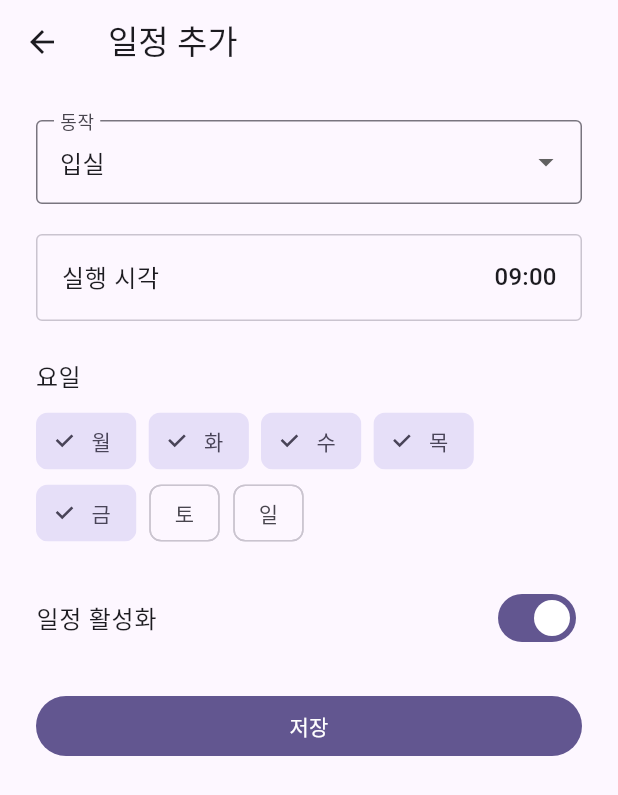
After one commit to dh610/skaka-auto-lms, a Flutter app: the ScheduleEditScreen screen opened directly, on a phone screen of 412 x 824 dp. The commit adds this screen. Shown: the top 795 px of the screen. Run offline on Flutter 3.47's test engine with Material 3 defaults, Android fonts, the phone set to English and light mode, and no system bars; our stand-ins replace app_links, shared_preferences; accounts and stored records are empty; network calls fail.

Commit message:
feat: add attendance schedule management

```diff
--- /dev/null
+++ b/lib/features/schedule/domain/attendance_schedule.dart
@@ -0,0 +1,99 @@
+enum AttendanceAction {
+  checkIn('입실', 'CHECK_IN'),
+  checkOut('퇴실', 'CHECK_OUT'),
+  leave('외출', 'EARLY_LEAVE'),
+  returnFromLeave('복귀', 'RETURN_AFTER_EARLY');
+
+  const AttendanceAction(this.label, this.eventType);
+
+  final String label;
+  final String eventType;
+}
+
+class AttendanceSchedule {
+  const AttendanceSchedule({
+    required this.id,
+    required this.action,
+    required this.hour,
+    required this.minute,
+    required this.weekdays,
+    required this.enabled,
+  });
+
+  factory AttendanceSchedule.fromJson(Map<String, dynamic> json) {
+    return AttendanceSchedule(
+      id: json['id'] as String,
+      action: AttendanceAction.values.byName(json['action'] as String),
+      hour: json['hour'] as int,
+      minute: json['minute'] as int,
+      weekdays: (json['weekdays'] as List<dynamic>).cast<int>().toSet(),
+      enabled: json['enabled'] as bool? ?? true,
+    );
+  }
+
+  final String id;
+  final AttendanceAction action;
+  final int hour;
+  final int minute;
+  final Set<int> weekdays;
+  final bool enabled;
+
+  int get minutesSinceMidnight => hour * 60 + minute;
+
+  String get formattedTime =>
+      '${hour.toString().padLeft(2, '0')}:${minute.toString().padLeft(2, '0')}';
+
+  bool occursOn(DateTime date) => enabled && weekdays.contains(date.weekday);
+
+  AttendanceSchedule copyWith({
+    AttendanceAction? action,
+    int? hour,
+    int? minute,
+    Set<int>? weekdays,
+    bool? enabled,
+  }) {
+    return AttendanceSchedule(
+      id: id,
+      action: action ?? this.action,
+      hour: hour ?? this.hour,
+      minute: minute ?? this.minute,
+      weekdays: weekdays ?? this.weekdays,
+      enabled: enabled ?? this.enabled,
+    );
+  }
+
+  Map<String, dynamic> toJson() => {
+    'id': id,
+    'action': action.name,
+    'hour': hour,
+    'minute': minute,
+    'weekdays': weekdays.toList()..sort(),
+    'enabled': enabled,
+  };
+}
+
+const weekdayLabels = <int, String>{
+  DateTime.monday: '월',
+  DateTime.tuesday: '화',
+  DateTime.wednesday: '수',
+  DateTime.thursday: '목',
+  DateTime.friday: '금',
+  DateTime.saturday: '토',
+  DateTime.sunday: '일',
+};
+
+String formatWeekdays(Set<int> weekdays) {
+  const weekdaysOnly = {
+    DateTime.monday,
+    DateTime.tuesday,
+    DateTime.wednesday,
+    DateTime.thursday,
+    DateTime.friday,
+  };
+  if (weekdays.length == 7) return '매일';
+  if (weekdays.length == 5 && weekdays.containsAll(weekdaysOnly)) return '평일';
+  return weekdayLabels.entries
+      .where((entry) => weekdays.contains(entry.key))
+      .map((entry) => entry.value)
+      .join('·');
+}
--- /dev/null
+++ b/lib/features/schedule/presentation/schedule_edit_screen.dart
@@ -0,0 +1,140 @@
+import 'package:flutter/material.dart';
+
+import '../domain/attendance_schedule.dart';
+
+class ScheduleEditScreen extends StatefulWidget {
+  const ScheduleEditScreen({super.key, this.initialSchedule});
+
+  final AttendanceSchedule? initialSchedule;
+
+  @override
+  State<ScheduleEditScreen> createState() => _ScheduleEditScreenState();
+}
+
+class _ScheduleEditScreenState extends State<ScheduleEditScreen> {
+  late AttendanceAction _action;
+  late TimeOfDay _time;
+  late Set<int> _weekdays;
+  late bool _enabled;
+
+  bool get _editing => widget.initialSchedule != null;
+
+  @override
+  void initState() {
+    super.initState();
+    final initial = widget.initialSchedule;
+    _action = initial?.action ?? AttendanceAction.checkIn;
+    _time = TimeOfDay(hour: initial?.hour ?? 9, minute: initial?.minute ?? 0);
+    _weekdays =
+        initial?.weekdays.toSet() ??
+        {
+          DateTime.monday,
+          DateTime.tuesday,
+          DateTime.wednesday,
+          DateTime.thursday,
+          DateTime.friday,
+        };
+    _enabled = initial?.enabled ?? true;
+  }
+
+  Future<void> _pickTime() async {
+    final selected = await showTimePicker(context: context, initialTime: _time);
+    if (selected != null && mounted) setState(() => _time = selected);
+  }
+
+  void _save() {
+    if (_weekdays.isEmpty) {
+      ScaffoldMessenger.of(
+        context,
+      ).showSnackBar(const SnackBar(content: Text('요일을 하나 이상 선택해주세요.')));
+      return;
+    }
+    final initial = widget.initialSchedule;
+    Navigator.of(context).pop(
+      AttendanceSchedule(
+        id:
+            initial?.id ??
+            DateTime.now().microsecondsSinceEpoch.toRadixString(36),
+        action: _action,
+        hour: _time.hour,
+        minute: _time.minute,
+        weekdays: _weekdays,
+        enabled: _enabled,
+      ),
+    );
+  }
+
+  @override
+  Widget build(BuildContext context) {
+    return Scaffold(
+      appBar: AppBar(title: Text(_editing ? '일정 수정' : '일정 추가')),
+      body: ListView(
+        padding: const EdgeInsets.all(24),
+        children: [
+          DropdownButtonFormField<AttendanceAction>(
+            initialValue: _action,
+            decoration: const InputDecoration(
+              labelText: '동작',
+              border: OutlineInputBorder(),
+            ),
+            items: AttendanceAction.values
+                .map(
+                  (action) => DropdownMenuItem(
+                    value: action,
+                    child: Text(action.label),
+                  ),
+                )
+                .toList(),
+            onChanged: (action) {
+              if (action != null) setState(() => _action = action);
+            },
+          ),
+          const SizedBox(height: 20),
+          ListTile(
+            contentPadding: const EdgeInsets.symmetric(horizontal: 16),
+            shape: RoundedRectangleBorder(
+              borderRadius: BorderRadius.circular(4),
+              side: Divider.createBorderSide(context),
+            ),
+            title: const Text('실행 시각'),
+            trailing: Text(
+              '${_time.hour.toString().padLeft(2, '0')}:${_time.minute.toString().padLeft(2, '0')}',
+              style: Theme.of(context).textTheme.titleMedium,
+            ),
+            onTap: _pickTime,
+          ),
+          const SizedBox(height: 24),
+          Text('요일', style: Theme.of(context).textTheme.titleMedium),
+          const SizedBox(height: 8),
+          Wrap(
+            spacing: 8,
+            children: weekdayLabels.entries.map((entry) {
+              return FilterChip(
+                label: Text(entry.value),
+                selected: _weekdays.contains(entry.key),
+                onSelected: (selected) {
+                  setState(() {
+                    if (selected) {
+                      _weekdays.add(entry.key);
+                    } else {
+                      _weekdays.remove(entry.key);
+                    }
+                  });
+                },
+              );
+            }).toList(),
+          ),
+          const SizedBox(height: 18),
+          SwitchListTile(
+            contentPadding: EdgeInsets.zero,
+            title: const Text('일정 활성화'),
+            value: _enabled,
+            onChanged: (enabled) => setState(() => _enabled = enabled),
+          ),
+          const SizedBox(height: 20),
+          FilledButton(onPressed: _save, child: const Text('저장')),
+        ],
+      ),
+    );
+  }
+}
```
Also changed, not shown: lib/app/app.dart (+15 -1 lines), lib/features/attendance/presentation/attendance_screen.dart (+83 -0 lines), lib/features/schedule/application/schedule_controller.dart (added, +57 -0 lines), lib/features/schedule/data/schedule_store.dart (added, +34 -0 lines), lib/features/schedule/presentation/schedule_list_screen.dart (added, +114 -0 lines), 2 other files.
